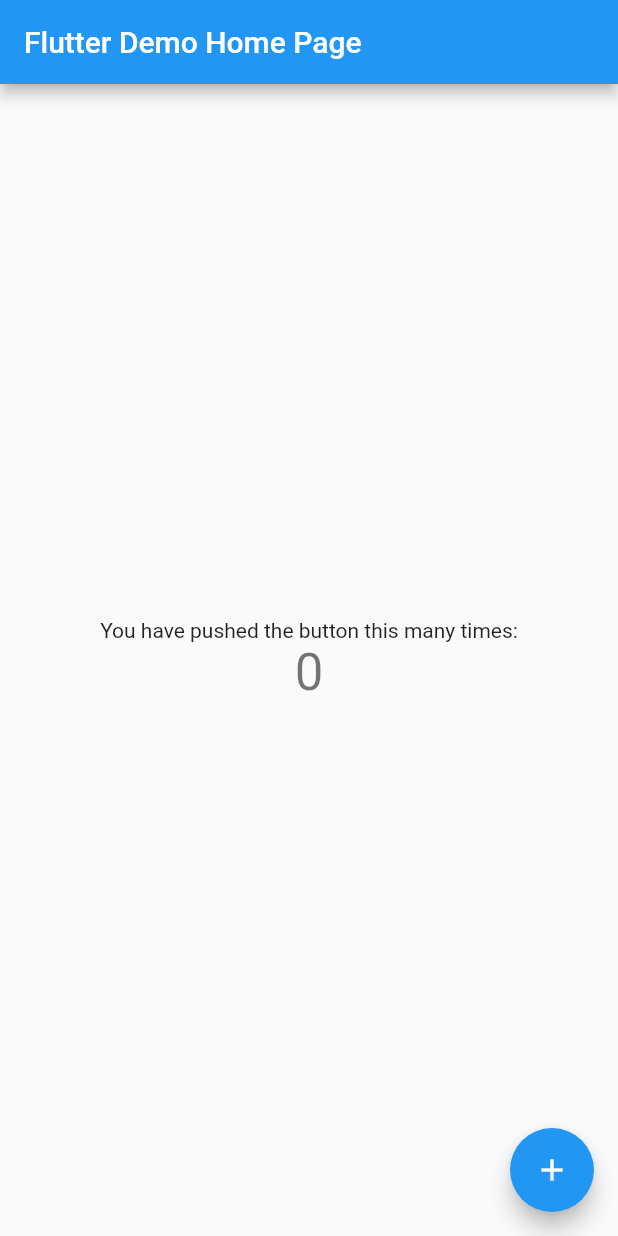
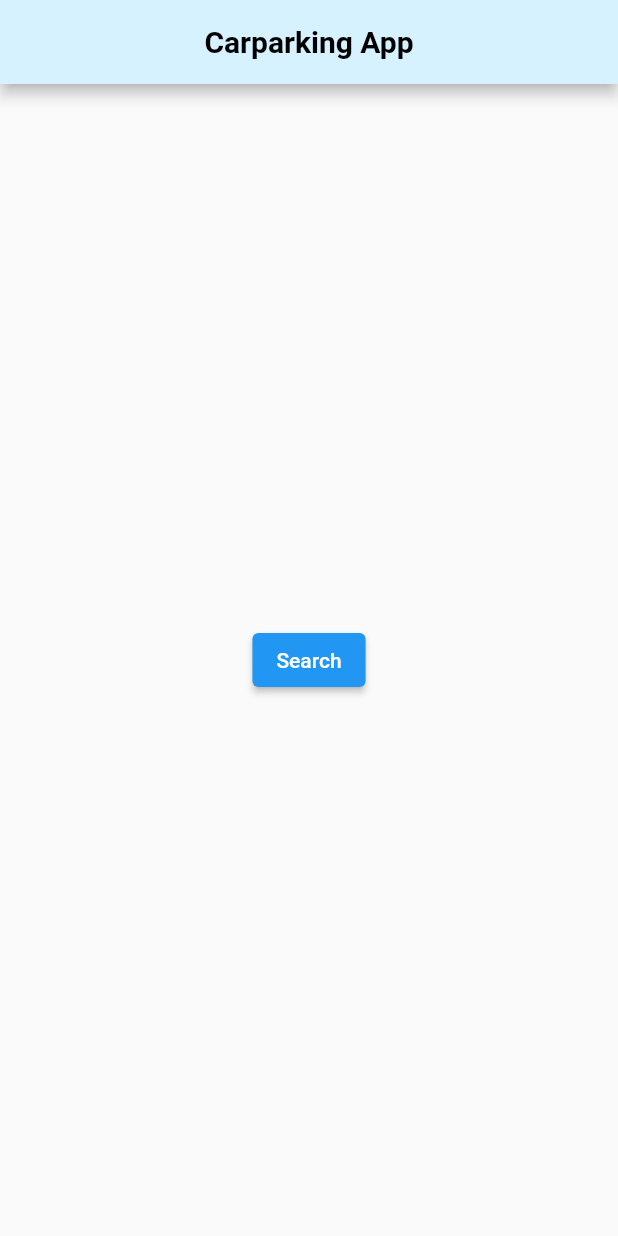
Before and after one commit to iloveangpao/2006_CarparkApp, a Flutter app: the screen it shows after launch, on a phone screen of 412 x 824 dp. Run offline on Flutter 3.47's test engine with Material 2 defaults, Android fonts, the phone set to English and light mode, and no system bars.

```diff
--- a/lib/main.dart
+++ b/lib/main.dart
@@ -1,115 +1,50 @@
 import 'package:flutter/material.dart';
 
-void main() {
-  runApp(const MyApp());
-}
+import './searchPage.dart';
+
+void main() => runApp(MyApp());
 
 class MyApp extends StatelessWidget {
-  const MyApp({Key? key}) : super(key: key);
-
-  // This widget is the root of your application.
   @override
   Widget build(BuildContext context) {
     return MaterialApp(
-      title: 'Flutter Demo',
+      title: 'Carparking App',
       theme: ThemeData(
-        // This is the theme of your application.
-        //
-        // Try running your application with "flutter run". You'll see the
-        // application has a blue toolbar. Then, without quitting the app, try
-        // changing the primarySwatch below to Colors.green and then invoke
-        // "hot reload" (press "r" in the console where you ran "flutter run",
-        // or simply save your changes to "hot reload" in a Flutter IDE).
-        // Notice that the counter didn't reset back to zero; the application
-        // is not restarted.
-        primarySwatch: Colors.blue,
+        sliderTheme: SliderThemeData(
+            valueIndicatorColor: Colors.white,
+            valueIndicatorTextStyle: TextStyle(color: Colors.black)),
+        primaryColor: Color(0xFFD6F1FF),
+        appBarTheme: AppBarTheme(
+          backgroundColor: Color(0xFFD6F1FF),
+          iconTheme: IconThemeData(color: Colors.black),
+          centerTitle: true,
+          titleTextStyle: TextStyle(
+              color: Colors.black, fontSize: 20, fontWeight: FontWeight.bold),
+        ),
       ),
-      home: const MyHomePage(title: 'Flutter Demo Home Page'),
+      home: HomePage(),
     );
   }
 }
 
-class MyHomePage extends StatefulWidget {
-  const MyHomePage({Key? key, required this.title}) : super(key: key);
-
-  // This widget is the home page of your application. It is stateful, meaning
-  // that it has a State object (defined below) that contains fields that affect
-  // how it looks.
-
-  // This class is the configuration for the state. It holds the values (in this
-  // case the title) provided by the parent (in this case the App widget) and
-  // used by the build method of the State. Fields in a Widget subclass are
-  // always marked "final".
-
-  final String title;
-
-  @override
-  State<MyHomePage> createState() => _MyHomePageState();
-}
-
-class _MyHomePageState extends State<MyHomePage> {
-  int _counter = 0;
-
-  void _incrementCounter() {
-    setState(() {
-      // This call to setState tells the Flutter framework that something has
-      // changed in this State, which causes it to rerun the build method below
-      // so that the display can reflect the updated values. If we changed
-      // _counter without calling setState(), then the build method would not be
-      // called again, and so nothing would appear to happen.
-      _counter++;
-    });
-  }
+class HomePage extends StatelessWidget {
+  const HomePage({super.key});
 
   @override
   Widget build(BuildContext context) {
-    // This method is rerun every time setState is called, for instance as done
-    // by the _incrementCounter method above.
-    //
-    // The Flutter framework has been optimized to make rerunning build methods
-    // fast, so that you can just rebuild anything that needs updating rather
-    // than having to individually change instances of widgets.
     return Scaffold(
       appBar: AppBar(
-        // Here we take the value from the MyHomePage object that was created by
-        // the App.build method, and use it to set our appbar title.
-        title: Text(widget.title),
+        title: Text('Carparking App'),
       ),
       body: Center(
-        // Center is a layout widget. It takes a single child and positions it
-        // in the middle of the parent.
-        child: Column(
-          // Column is also a layout widget. It takes a list of children and
-          // arranges them vertically. By default, it sizes itself to fit its
-          // children horizontally, and tries to be as tall as its parent.
-          //
-          // Invoke "debug painting" (press "p" in the console, choose the
-          // "Toggle Debug Paint" action from the Flutter Inspector in Android
-          // Studio, or the "Toggle Debug Paint" command in Visual Studio Code)
-          // to see the wireframe for each widget.
-          //
-          // Column has various properties to control how it sizes itself and
-          // how it positions its children. Here we use mainAxisAlignment to
-          // center the children vertically; the main axis here is the vertical
-          // axis because Columns are vertical (the cross axis would be
-          // horizontal).
-          mainAxisAlignment: MainAxisAlignment.center,
-          children: <Widget>[
-            const Text(
-              'You have pushed the button this many times:',
-            ),
-            Text(
-              '$_counter',
-              style: Theme.of(context).textTheme.headline4,
-            ),
-          ],
-        ),
-      ),
-      floatingActionButton: FloatingActionButton(
-        onPressed: _incrementCounter,
-        tooltip: 'Increment',
-        child: const Icon(Icons.add),
-      ), // This trailing comma makes auto-formatting nicer for build methods.
+          child: ElevatedButton(
+        onPressed: () {
+          Navigator.push(context, MaterialPageRoute(builder: (context) {
+            return const SearchPage();
+          }));
+        },
+        child: Text("Search"),
+      )),
     );
   }
 }
--- a/pubspec.yaml
+++ b/pubspec.yaml
@@ -18,7 +18,7 @@ publish_to: 'none' # Remove this line if you wish to publish to pub.dev
 version: 1.0.0+1
 
 environment:
-  sdk: ">=2.16.2 <3.0.0"
+  sdk: ">=2.17.0 <3.0.0"
 
 # Dependencies specify other packages that your package needs in order to work.
 # To automatically upgrade your package dependencies to the latest versions
```
Also changed, not shown: lib/carparks.dart (added, +68 -0 lines), lib/filterPage.dart (added, +147 -0 lines), lib/searchPage.dart (added, +124 -0 lines), pubspec.lock, 1 other file.
